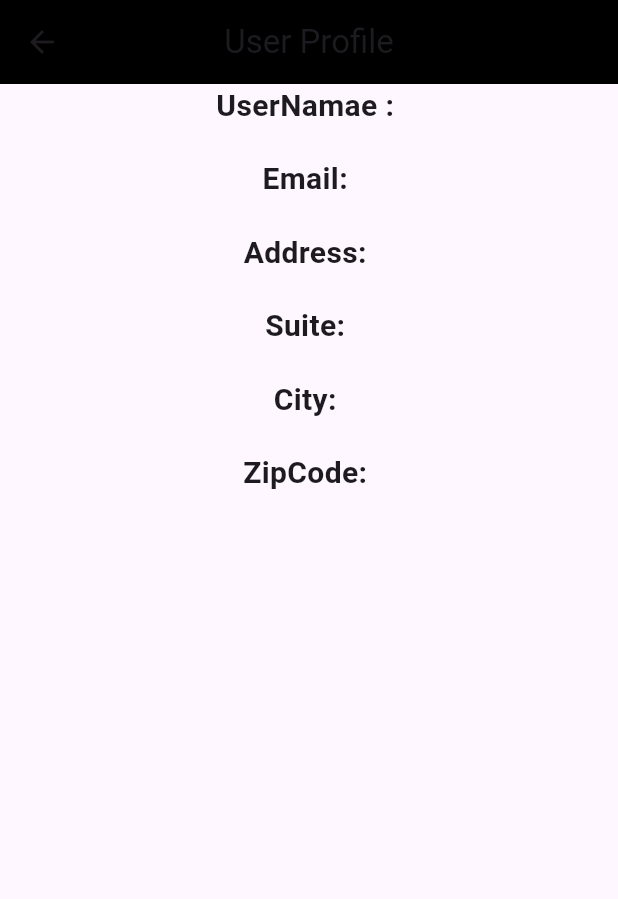
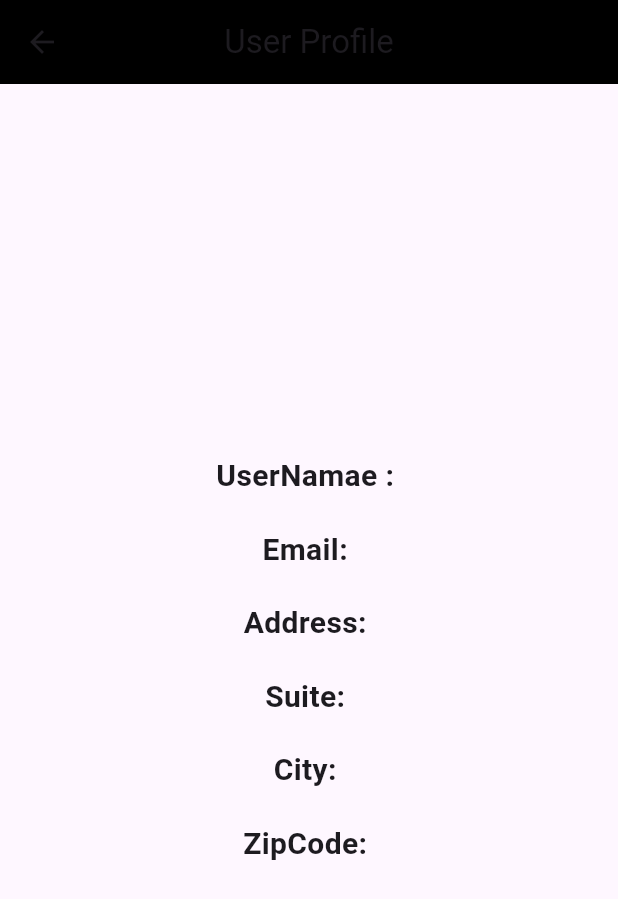
Before and after one commit to sahil-kulkarni/codeX_flutter, a Flutter app: the UserDetails screen opened directly with empty values, on a phone screen of 412 x 824 dp. Shown: the top 899 px of the screen. Run offline on Flutter 3.47's test engine with Material 3 defaults, Android fonts, the phone set to English and light mode, and no system bars; missing offline and left inert: flutter_highlighting; network calls fail.

Commit message:
Backend Data updated

```diff
--- a/new_flutter/lib/Userdetails.dart
+++ b/new_flutter/lib/Userdetails.dart
@@ -19,32 +19,33 @@ class _UserDetailsState extends State<UserDetails> {
       appBar: AppBar(
         backgroundColor: Colors.black,
         centerTitle: true,
-        title: Text("User Profile"),
+        title: const Text("User Profile"),
       ),
       body: Center(
         child: Column(
+          mainAxisAlignment: MainAxisAlignment.center,
           children: [
-            Text("UserNamae : ${UserProfile['Username']}",style: TextStyle(fontWeight: FontWeight.bold, fontSize: 20),),
-            SizedBox(
+            Text("UserNamae : ${UserProfile['username']}",style: const TextStyle(fontWeight: FontWeight.bold, fontSize: 20),),
+            const SizedBox(
               height: 20,
             ),
-            Text("Email: ${UserProfile['email']}",style: TextStyle(fontWeight: FontWeight.bold, fontSize: 20),),
-            SizedBox(
+            Text("Email: ${UserProfile['email']}",style: const TextStyle(fontWeight: FontWeight.bold, fontSize: 20),),
+            const SizedBox(
               height: 20,
             ),
-            Text("Address: ${UserProfile['address']['street']}",style: TextStyle(fontWeight: FontWeight.bold, fontSize: 20)),
-            SizedBox(
+            Text("Address: ${UserProfile['address']['street']}",style: const TextStyle(fontWeight: FontWeight.bold, fontSize: 20)),
+            const SizedBox(
               height: 20,
             ),
-            Text("Suite: ${UserProfile['address']['suite']}",style: TextStyle(fontWeight: FontWeight.bold, fontSize: 20)),
-            SizedBox(
+            Text("Suite: ${UserProfile['address']['suite']}",style: const TextStyle(fontWeight: FontWeight.bold, fontSize: 20)),
+            const SizedBox(
               height: 20,
             ),
-            Text("City: ${UserProfile['address']['city']}",style: TextStyle(fontWeight: FontWeight.bold, fontSize: 20)),
-            SizedBox(
+            Text("City: ${UserProfile['address']['city']}",style: const TextStyle(fontWeight: FontWeight.bold, fontSize: 20)),
+            const SizedBox(
               height: 20,
             ),
-            Text("ZipCode: ${UserProfile['address']['zipcode']}",style: TextStyle(fontWeight: FontWeight.bold, fontSize: 20))
+            Text("ZipCode: ${UserProfile['address']['zipcode']}",style: const TextStyle(fontWeight: FontWeight.bold, fontSize: 20))
           ],
         ),
       ),
```
